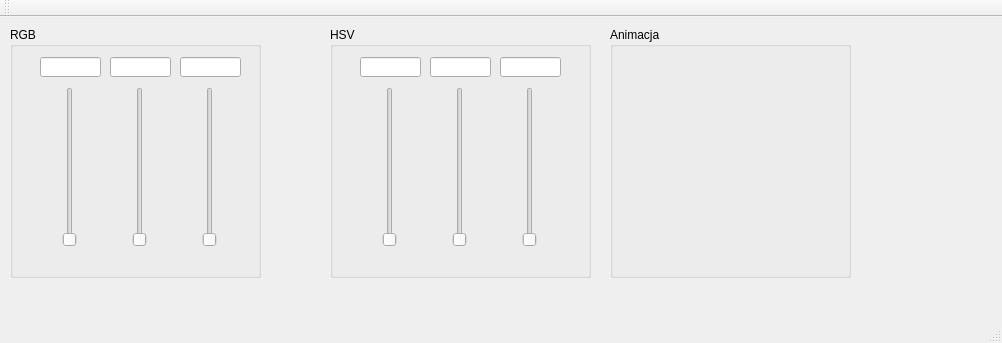
First picture: the form in mainwindow.ui, repository Mike308/RGB-Manager, before the edit.
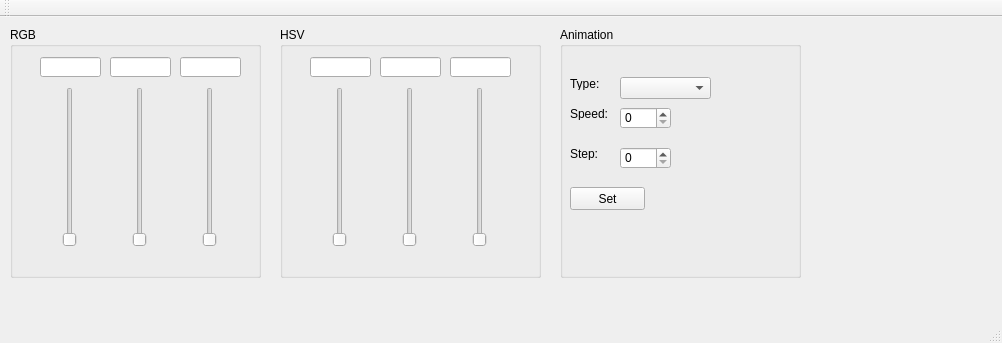
Second picture: the form after the edit.

Commit message: - implemented ui to setting animation

```diff
--- a/mainwindow.ui
+++ b/mainwindow.ui
@@ -132,7 +132,7 @@
    <widget class="QGroupBox" name="groupBox_2">
     <property name="geometry">
      <rect>
-      <x>330</x>
+      <x>280</x>
       <y>10</y>
       <width>261</width>
       <height>251</height>
@@ -241,15 +241,100 @@
    <widget class="QGroupBox" name="groupBox_3">
     <property name="geometry">
      <rect>
-      <x>610</x>
+      <x>560</x>
       <y>10</y>
       <width>241</width>
       <height>251</height>
      </rect>
     </property>
     <property name="title">
-     <string>Animacja</string>
+     <string>Animation</string>
     </property>
+    <widget class="QComboBox" name="type">
+     <property name="geometry">
+      <rect>
+       <x>60</x>
+       <y>50</y>
+       <width>91</width>
+       <height>22</height>
+      </rect>
+     </property>
+    </widget>
+    <widget class="QLabel" name="label">
+     <property name="geometry">
+      <rect>
+       <x>10</x>
+       <y>50</y>
+       <width>47</width>
+       <height>13</height>
+      </rect>
+     </property>
+     <property name="text">
+      <string>Type:</string>
+     </property>
+    </widget>
+    <widget class="QSpinBox" name="speed">
+     <property name="geometry">
+      <rect>
+       <x>60</x>
+       <y>80</y>
+       <width>51</width>
+       <height>22</height>
+      </rect>
+     </property>
+     <property name="maximum">
+      <number>3000</number>
+     </property>
+    </widget>
+    <widget class="QLabel" name="label_2">
+     <property name="geometry">
+      <rect>
+       <x>10</x>
+       <y>80</y>
+       <width>47</width>
+       <height>13</height>
+      </rect>
+     </property>
+     <property name="text">
+      <string>Speed:</string>
+     </property>
+    </widget>
+    <widget class="QLabel" name="label_3">
+     <property name="geometry">
+      <rect>
+       <x>10</x>
+       <y>120</y>
+       <width>47</width>
+       <height>13</height>
+      </rect>
+     </property>
+     <property name="text">
+      <string>Step:</string>
+     </property>
+    </widget>
+    <widget class="QSpinBox" name="step">
+     <property name="geometry">
+      <rect>
+       <x>60</x>
+       <y>120</y>
+       <width>51</width>
+       <height>22</height>
+      </rect>
+     </property>
+    </widget>
+    <widget class="QPushButton" name="pushButton">
+     <property name="geometry">
+      <rect>
+       <x>10</x>
+       <y>160</y>
+       <width>75</width>
+       <height>23</height>
+      </rect>
+     </property>
+     <property name="text">
+      <string>Set</string>
+     </property>
+    </widget>
    </widget>
   </widget>
   <widget class="QMenuBar" name="menuBar">
```
The commit also changes 2 other files.
